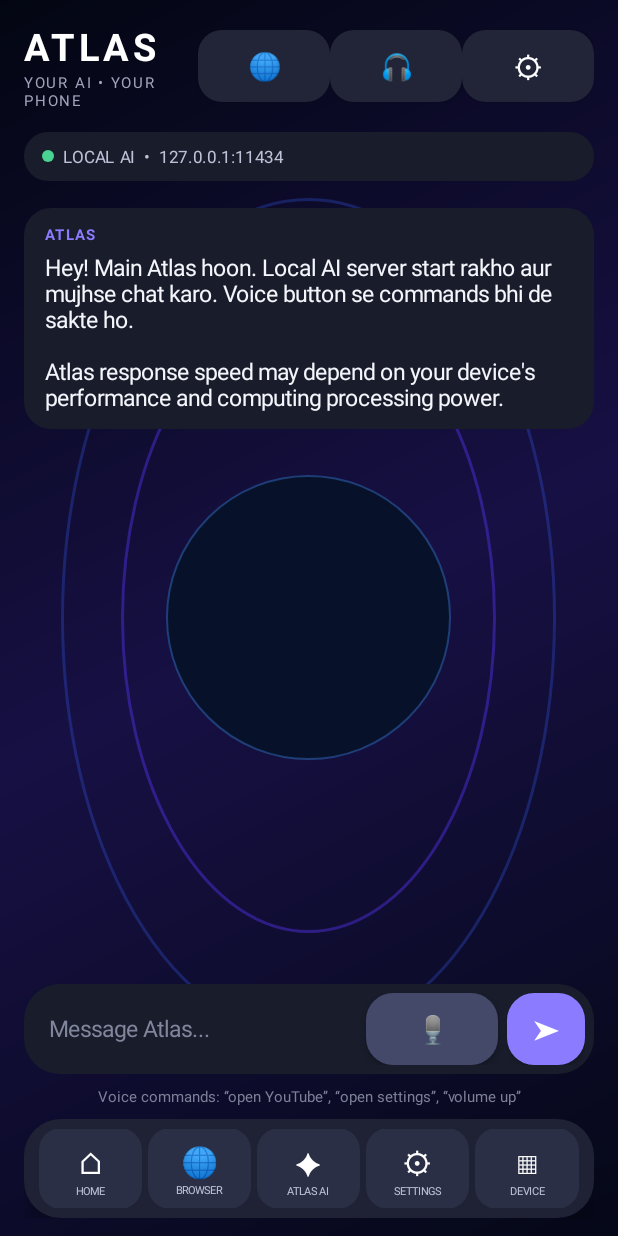
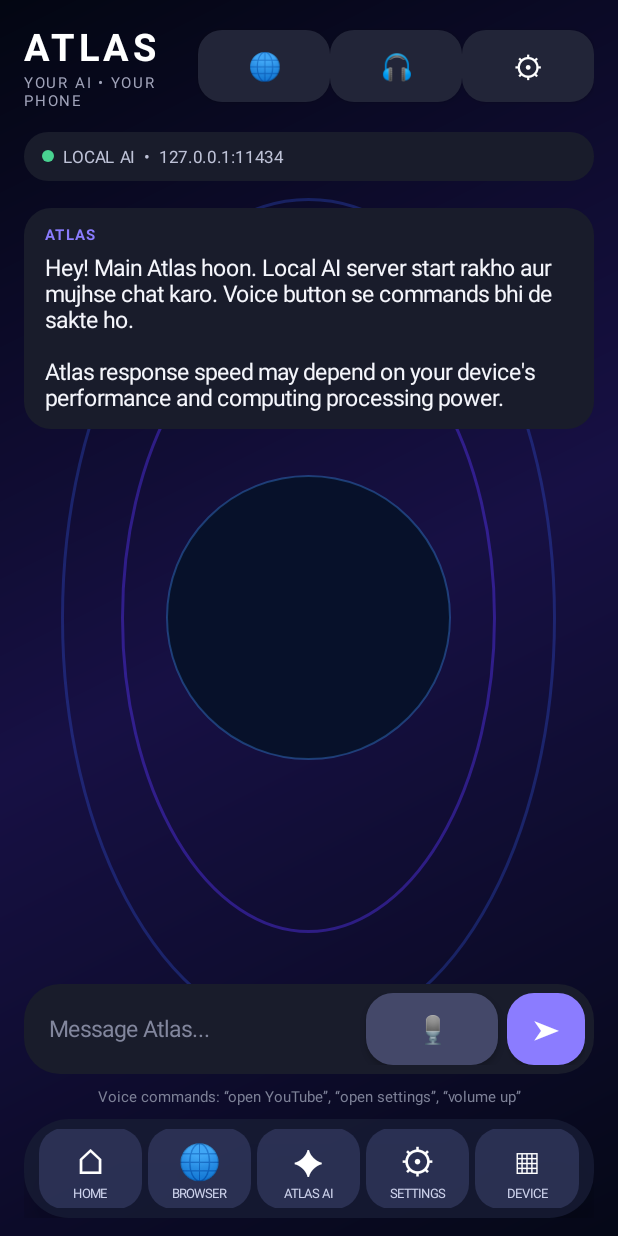
Before and after one commit to s92163757-gif/atlas-, an Android app: the screen it shows after launch (MainActivity), on a phone screen of 412 x 824 dp. Run offline under Robolectric (Android 15) with nearby library versions, the phone set to English and light mode, and no system bars.

Commit message:
Polish Atlas floating Dock and launcher styling

```diff
--- a/app/src/main/java/com/atlas/ai/MainActivity.kt
+++ b/app/src/main/java/com/atlas/ai/MainActivity.kt
@@ -167,7 +167,7 @@ class MainActivity : Activity() {
             orientation = LinearLayout.HORIZONTAL
             gravity = Gravity.CENTER
             setPadding(dp(8), dp(7), dp(8), dp(7))
-            background = rounded(Color.rgb(31, 34, 52), 25)
+            background = rounded(Color.argb(220, 23, 27, 52), 30)
             elevation = dp(12).toFloat()
         }
         fun dockItem(glyph: String, label: String, action: () -> Unit) {
@@ -175,7 +175,7 @@ class MainActivity : Activity() {
             val item = LinearLayout(this).apply {
                 orientation = LinearLayout.VERTICAL
                 gravity = Gravity.CENTER
-                background = rounded(Color.rgb(43, 47, 70), 15)
+                background = rounded(Color.argb(90, 83, 91, 145), 17)
                 setPadding(dp(2), dp(4), dp(2), dp(3))
                 isClickable = true
                 isFocusable = true
@@ -193,8 +193,8 @@ class MainActivity : Activity() {
                     action()
                 }
             }
-            item.addView(TextView(this).apply { text = glyph; textSize = 20f; gravity = Gravity.CENTER; setTextColor(Color.WHITE) })
-            item.addView(TextView(this).apply { text = label; textSize = 7f; gravity = Gravity.CENTER; maxLines = 1; setTextColor(Color.rgb(190, 193, 214)) })
+            item.addView(TextView(this).apply { text = glyph; textSize = 23f; gravity = Gravity.CENTER; setTextColor(Color.WHITE) })
+            item.addView(TextView(this).apply { text = label; textSize = 8.5f; gravity = Gravity.CENTER; maxLines = 1; setTextColor(Color.rgb(205, 210, 235)) })
             dock.addView(item, LinearLayout.LayoutParams(0, dp(54), 1f).apply { leftMargin = dp(2); rightMargin = dp(2) })
         }
         dockItem("⌂", "HOME") { scroll.smoothScrollTo(0, 0) }
```
